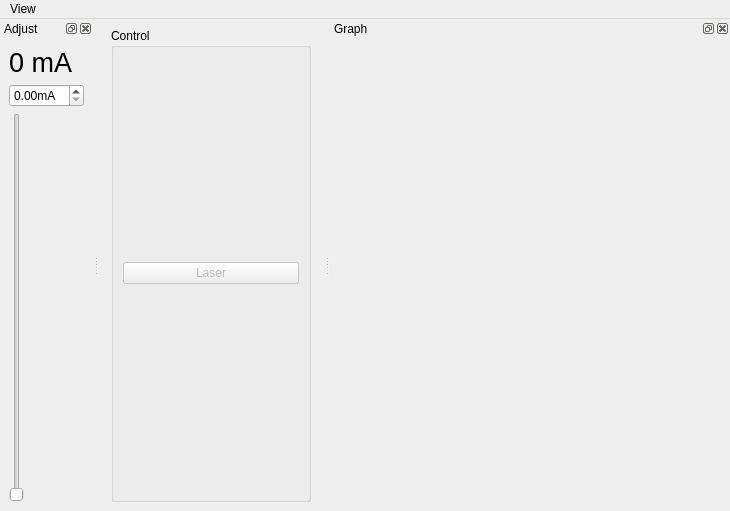
Old version of the form gui/ctltoptica/ui_ctltoptica.ui in the repository qpit/qudi-attolab.
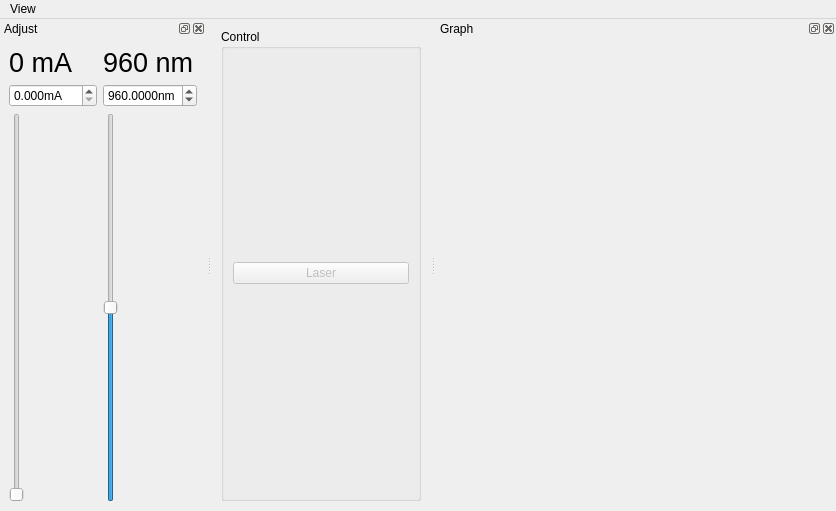
New version of the form. Icons and pictures are not drawn. Custom widgets are drawn as their Qt base class.

Commit message: Implemented coarse wavelength tuning. Cleaned the dummy hardware and unified the GUI and the logic files btw dummy and real.

Diff of the .ui file:
```diff
--- a/gui/ctltoptica/ui_ctltoptica.ui
+++ b/gui/ctltoptica/ui_ctltoptica.ui
@@ -17,6 +17,9 @@
    <layout class="QGridLayout" name="gridLayout">
     <item row="0" column="0">
      <widget class="QGroupBox" name="groupBox">
+      <property name="enabled">
+       <bool>true</bool>
+      </property>
       <property name="sizePolicy">
        <sizepolicy hsizetype="Fixed" vsizetype="Preferred">
         <horstretch>0</horstretch>
@@ -29,6 +32,12 @@
         <height>0</height>
        </size>
       </property>
+      <property name="maximumSize">
+       <size>
+        <width>16777215</width>
+        <height>472</height>
+       </size>
+      </property>
       <property name="baseSize">
        <size>
         <width>200</width>
@@ -98,24 +107,76 @@
    </attribute>
    <widget class="QWidget" name="dockWidgetContents_2">
     <layout class="QGridLayout" name="gridLayout_2">
-     <item row="2" column="0">
+     <item row="3" column="0">
       <widget class="QSlider" name="setValueVerticalSlider">
+       <property name="minimum">
+        <number>0</number>
+       </property>
        <property name="maximum">
-        <number>100</number>
+        <number>167</number>
        </property>
        <property name="orientation">
         <enum>Qt::Vertical</enum>
        </property>
       </widget>
      </item>
-     <item row="1" column="0">
-      <widget class="ScienDSpinBox" name="setValueDoubleSpinBox">
+     <item row="3" column="2">
+      <widget class="QSlider" name="setWavelengthVerticalSlider">
+       <property name="minimum">
+        <number>955</number>
+       </property>
+       <property name="maximum">
+        <number>965</number>
+       </property>
+       <property name="value">
+        <number>960</number>
+       </property>
+       <property name="orientation">
+        <enum>Qt::Vertical</enum>
+       </property>
+       <property name="tickPosition">
+        <enum>QSlider::NoTicks</enum>
+       </property>
+      </widget>
+     </item>
+     <item row="1" column="2">
+      <widget class="QDoubleSpinBox" name="setWavelengthDoubleSpinBox">
        <property name="suffix">
-        <string>mA</string>
+        <string>nm</string>
        </property>
+       <property name="decimals">
+        <number>4</number>
+       </property>
+       <property name="minimum">
+        <double>955.000000000000000</double>
+       </property>
+       <property name="maximum">
+        <double>965.000000000000000</double>
+       </property>
+       <property name="singleStep">
+        <double>0.010000000000000</double>
+       </property>
+       <property name="value">
+        <double>960.000000000000000</double>
+       </property>
       </widget>
      </item>
-     <item row="0" column="0">
+     <item row="0" column="2">
+      <widget class="QLabel" name="wavelengthLabel">
+       <property name="font">
+        <font>
+         <pointsize>20</pointsize>
+        </font>
+       </property>
+       <property name="text">
+        <string>960 nm</string>
+       </property>
+       <property name="scaledContents">
+        <bool>true</bool>
+       </property>
+      </widget>
+     </item>
+     <item row="0" column="0" colspan="2">
       <widget class="QLabel" name="currentLabel">
        <property name="font">
         <font>
@@ -125,6 +186,22 @@
        <property name="text">
         <string>0 mA</string>
        </property>
+       <property name="scaledContents">
+        <bool>true</bool>
+       </property>
+      </widget>
+     </item>
+     <item row="1" column="0" colspan="2">
+      <widget class="ScienDSpinBox" name="setValueDoubleSpinBox">
+       <property name="suffix">
+        <string>mA</string>
+       </property>
+       <property name="decimals">
+        <number>3</number>
+       </property>
+       <property name="maximum">
+        <double>167.000000000000000</double>
+       </property>
       </widget>
      </item>
     </layout>
```
Left out of the diff: 3 changed lines with no effect on the pictures. The commit also changes 8 other files.
